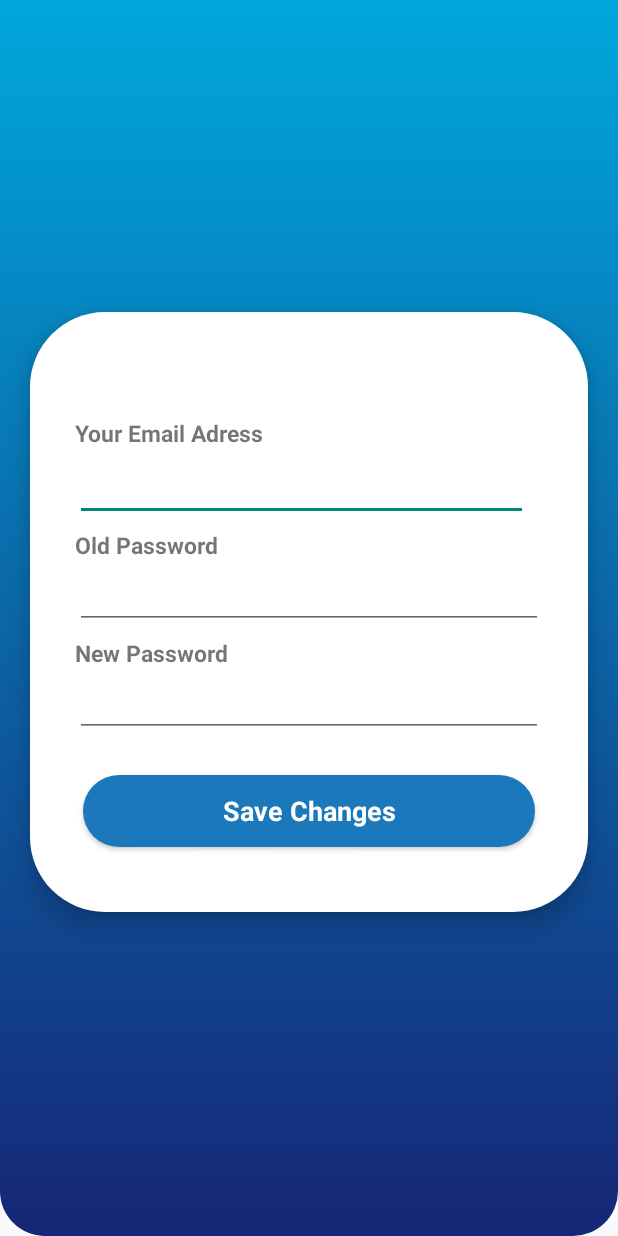
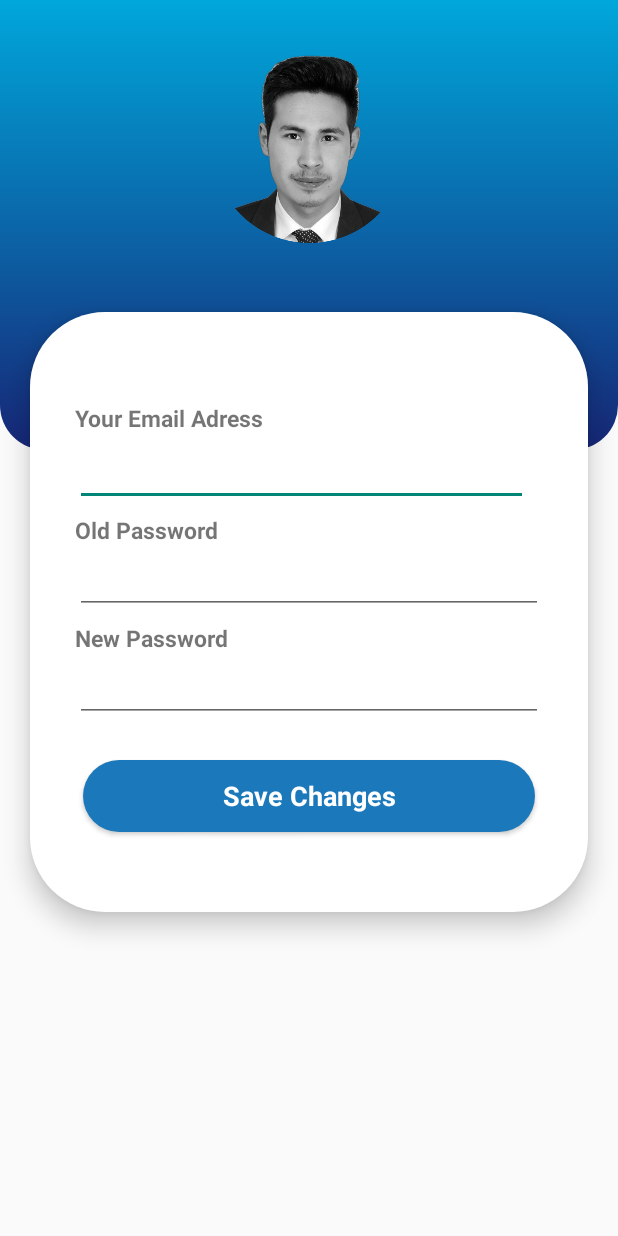
Before and after one commit to afghanelyas/Profile_Andoride, an Android app: the EditProfile screen opened directly, with no data from a screen before it, on a phone screen of 412 x 824 dp. Run offline under Robolectric (Android 15) with nearby library versions, the phone set to English and light mode, and no system bars.

Commit message:
bring some changes on edit profile activity

```diff
--- a/app/src/main/res/layout/activity_edit_profile.xml
+++ b/app/src/main/res/layout/activity_edit_profile.xml
@@ -4,16 +4,40 @@
     xmlns:tools="http://schemas.android.com/tools"
     android:layout_width="match_parent"
     android:layout_height="match_parent"
-    android:background="@drawable/top_background"
     android:textDirection="locale"
     tools:context=".EditProfile">
 
     <androidx.constraintlayout.widget.ConstraintLayout
-        android:layout_width="0dp"
+        android:layout_width="match_parent"
+        android:layout_height="300dp"
+        android:layout_marginBottom="249dp"
+        android:background="@drawable/top_background"
+        app:layout_constraintBottom_toBottomOf="@+id/constraintLayout"
+        app:layout_constraintEnd_toEndOf="parent"
+        app:layout_constraintHorizontal_bias="0.0"
+        app:layout_constraintStart_toStartOf="parent"
+        app:layout_constraintTop_toTopOf="parent"
+        app:layout_constraintVertical_bias="0.0">
+
+        <ImageView
+            android:id="@+id/imageView"
+            android:layout_width="130dp"
+            android:layout_height="130dp"
+            android:layout_marginTop="32dp"
+            app:layout_constraintEnd_toEndOf="parent"
+            app:layout_constraintStart_toStartOf="parent"
+            app:layout_constraintTop_toTopOf="parent"
+            app:srcCompat="@drawable/elyas" />
+    </androidx.constraintlayout.widget.ConstraintLayout>
+
+    <androidx.constraintlayout.widget.ConstraintLayout
+        android:id="@+id/constraintLayout"
+        android:layout_width="match_parent"
         android:layout_height="400dp"
         android:layout_margin="20dp"
-        android:layout_marginTop="212dp"
-        android:layout_marginBottom="212dp"
+        android:layout_marginStart="24dp"
+        android:layout_marginTop="200dp"
+        android:layout_marginEnd="24dp"
         android:background="@drawable/background_edit"
         android:elevation="10dp"
         android:padding="10dp"
@@ -22,12 +46,13 @@
         app:layout_constraintHorizontal_bias="0.52"
         app:layout_constraintStart_toStartOf="parent"
         app:layout_constraintTop_toTopOf="parent"
-        app:layout_constraintVertical_bias="0.49">
+        app:layout_constraintVertical_bias="0.49"
+        tools:orientation="vertical">
 
         <androidx.constraintlayout.widget.ConstraintLayout
             android:layout_width="match_parent"
             android:layout_height="match_parent"
-            android:layout_marginTop="60dp"
+            android:layout_marginTop="50dp"
             android:elevation="3dp"
             app:layout_constraintBottom_toBottomOf="parent"
             app:layout_constraintEnd_toEndOf="parent"
@@ -37,7 +62,9 @@
             <LinearLayout
                 android:layout_width="match_parent"
                 android:layout_height="wrap_content"
-                android:orientation="vertical">
+                android:orientation="vertical"
+                tools:layout_editor_absoluteX="25dp"
+                tools:layout_editor_absoluteY="-3dp">
 
                 <TextView
                     android:id="@+id/textView8"
@@ -130,4 +157,5 @@
             </LinearLayout>
         </androidx.constraintlayout.widget.ConstraintLayout>
     </androidx.constraintlayout.widget.ConstraintLayout>
+
 </androidx.constraintlayout.widget.ConstraintLayout>
```
